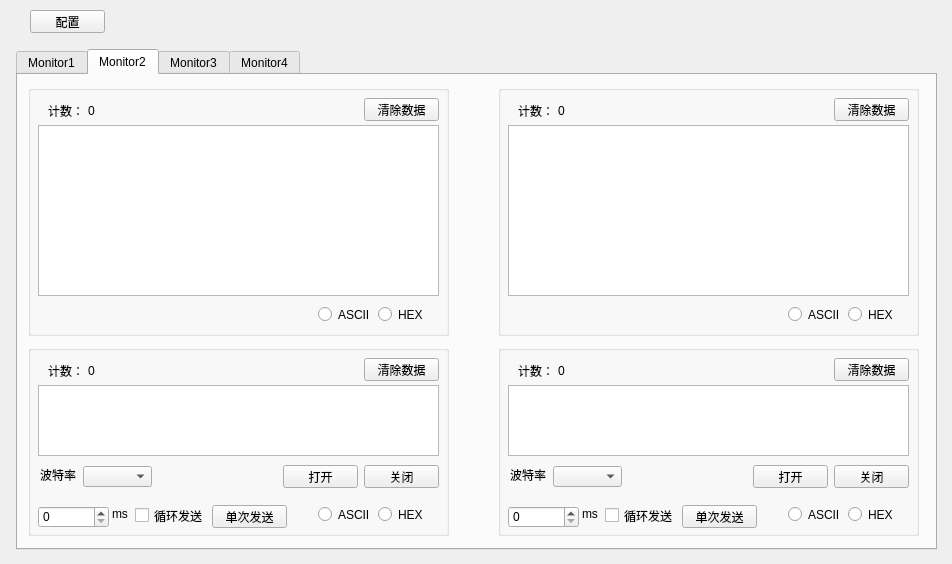
Above: mainwindow.ui from Mapleaph/comtest before the change. Below: the same form after it.
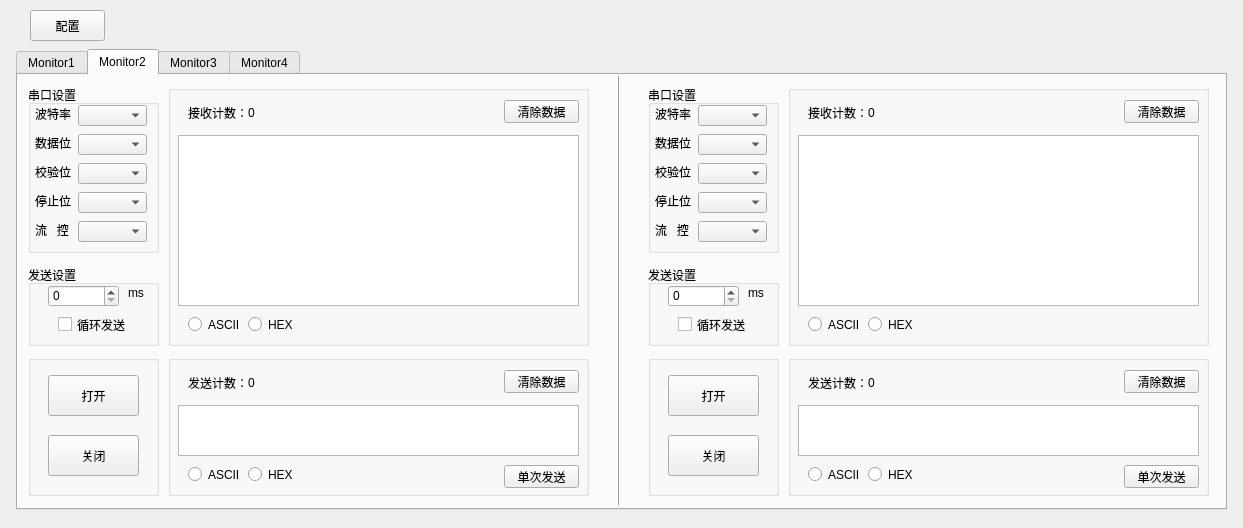
That is the form after the change. The open tabs and pages were chosen to show the change.

Commit message: change to a new ui to add more configurations, as release v2.0

The edit to the form file:
```diff
--- a/mainwindow.ui
+++ b/mainwindow.ui
@@ -6,20 +6,20 @@
    <rect>
     <x>0</x>
     <y>0</y>
-    <width>952</width>
-    <height>564</height>
+    <width>1243</width>
+    <height>528</height>
    </rect>
   </property>
   <property name="minimumSize">
    <size>
-    <width>952</width>
-    <height>564</height>
+    <width>1243</width>
+    <height>528</height>
    </size>
   </property>
   <property name="maximumSize">
    <size>
-    <width>952</width>
-    <height>564</height>
+    <width>1243</width>
+    <height>528</height>
    </size>
   </property>
   <property name="windowTitle">
@@ -32,7 +32,7 @@
       <x>30</x>
       <y>10</y>
       <width>75</width>
-      <height>23</height>
+      <height>31</height>
      </rect>
     </property>
     <property name="text">
@@ -44,8 +44,8 @@
      <rect>
       <x>16</x>
       <y>49</y>
-      <width>921</width>
-      <height>501</height>
+      <width>1211</width>
+      <height>461</height>
      </rect>
     </property>
     <property name="currentIndex">
@@ -653,10 +653,10 @@
      <widget class="QGroupBox" name="groupBox_31">
       <property name="geometry">
        <rect>
-        <x>10</x>
+        <x>150</x>
         <y>10</y>
         <width>421</width>
-        <height>251</height>
+        <height>261</height>
        </rect>
       </property>
       <property name="title">
@@ -666,7 +666,7 @@
        <property name="geometry">
         <rect>
          <x>10</x>
-         <y>40</y>
+         <y>50</y>
          <width>401</width>
          <height>171</height>
         </rect>
@@ -682,7 +682,7 @@
        <property name="geometry">
         <rect>
          <x>336</x>
-         <y>13</y>
+         <y>15</y>
          <width>75</width>
          <height>23</height>
         </rect>
@@ -695,20 +695,20 @@
        <property name="geometry">
         <rect>
          <x>20</x>
-         <y>18</y>
-         <width>41</width>
+         <y>20</y>
+         <width>61</width>
          <height>16</height>
         </rect>
        </property>
        <property name="text">
-        <string>计数：</string>
+        <string>接收计数：</string>
        </property>
       </widget>
       <widget class="QLabel" name="label_cnt_31">
        <property name="geometry">
         <rect>
-         <x>60</x>
-         <y>18</y>
+         <x>80</x>
+         <y>20</y>
          <width>211</width>
          <height>16</height>
         </rect>
@@ -720,8 +720,8 @@
       <widget class="QRadioButton" name="radio_ascii_31">
        <property name="geometry">
         <rect>
-         <x>290</x>
-         <y>220</y>
+         <x>20</x>
+         <y>230</y>
          <width>51</width>
          <height>19</height>
         </rect>
@@ -736,8 +736,8 @@
       <widget class="QRadioButton" name="radio_hex_31">
        <property name="geometry">
         <rect>
-         <x>350</x>
-         <y>220</y>
+         <x>80</x>
+         <y>230</y>
          <width>51</width>
          <height>19</height>
         </rect>
@@ -753,10 +753,10 @@
      <widget class="QGroupBox" name="groupBox_32">
       <property name="geometry">
        <rect>
-        <x>10</x>
-        <y>270</y>
+        <x>150</x>
+        <y>280</y>
         <width>421</width>
-        <height>191</height>
+        <height>141</height>
        </rect>
       </property>
       <property name="title">
@@ -766,85 +766,33 @@
        <property name="geometry">
         <rect>
          <x>10</x>
-         <y>40</y>
+         <y>50</y>
          <width>401</width>
-         <height>71</height>
+         <height>51</height>
         </rect>
        </property>
        <property name="readOnly">
         <bool>false</bool>
        </property>
       </widget>
-      <widget class="QPushButton" name="btn_open_3">
-       <property name="geometry">
-        <rect>
-         <x>255</x>
-         <y>120</y>
-         <width>75</width>
-         <height>23</height>
-        </rect>
-       </property>
-       <property name="text">
-        <string>打开</string>
-       </property>
-      </widget>
       <widget class="QPushButton" name="btn_send_3">
        <property name="geometry">
         <rect>
-         <x>184</x>
-         <y>160</y>
-         <width>75</width>
-         <height>23</height>
-        </rect>
-       </property>
-       <property name="text">
-        <string>单次发送</string>
-       </property>
-      </widget>
-      <widget class="QCheckBox" name="checkBox_32">
-       <property name="geometry">
-        <rect>
-         <x>107</x>
-         <y>161</y>
-         <width>71</width>
-         <height>19</height>
-        </rect>
-       </property>
-       <property name="text">
-        <string>循环发送</string>
-       </property>
-      </widget>
-      <widget class="QLabel" name="label_34">
-       <property name="geometry">
-        <rect>
-         <x>84</x>
-         <y>161</y>
-         <width>21</width>
-         <height>16</height>
-        </rect>
-       </property>
-       <property name="text">
-        <string>ms</string>
-       </property>
-      </widget>
-      <widget class="QPushButton" name="btn_close_3">
-       <property name="geometry">
-        <rect>
          <x>336</x>
-         <y>120</y>
+         <y>110</y>
          <width>75</width>
          <height>23</height>
         </rect>
        </property>
        <property name="text">
-        <string>关闭</string>
+        <string>单次发送</string>
        </property>
       </widget>
       <widget class="QPushButton" name="btn_clr_32">
        <property name="geometry">
         <rect>
          <x>336</x>
-         <y>13</y>
+         <y>15</y>
          <width>75</width>
          <height>23</height>
         </rect>
@@ -853,57 +801,24 @@
         <string>清除数据</string>
        </property>
       </widget>
-      <widget class="QSpinBox" name="spinBox_31">
-       <property name="geometry">
-        <rect>
-         <x>10</x>
-         <y>161</y>
-         <width>71</width>
-         <height>22</height>
-        </rect>
-       </property>
-      </widget>
-      <widget class="QComboBox" name="comboBox_31">
-       <property name="geometry">
-        <rect>
-         <x>55</x>
-         <y>121</y>
-         <width>69</width>
-         <height>21</height>
-        </rect>
-       </property>
-      </widget>
-      <widget class="QLabel" name="label_33">
-       <property name="geometry">
-        <rect>
-         <x>12</x>
-         <y>122</y>
-         <width>41</width>
-         <height>16</height>
-        </rect>
-       </property>
-       <property name="text">
-        <string>波特率</string>
-       </property>
-      </widget>
       <widget class="QLabel" name="label_32">
        <property name="geometry">
         <rect>
          <x>20</x>
-         <y>18</y>
-         <width>41</width>
+         <y>20</y>
+         <width>61</width>
          <height>16</height>
         </rect>
        </property>
        <property name="text">
-        <string>计数：</string>
+        <string>发送计数：</string>
        </property>
       </widget>
       <widget class="QLabel" name="label_cnt_32">
        <property name="geometry">
         <rect>
-         <x>60</x>
-         <y>18</y>
+         <x>80</x>
+         <y>20</y>
          <width>211</width>
          <height>16</height>
         </rect>
@@ -915,8 +830,8 @@
       <widget class="QRadioButton" name="radio_hex_32">
        <property name="geometry">
         <rect>
-         <x>350</x>
-         <y>160</y>
+         <x>80</x>
+         <y>110</y>
          <width>51</width>
          <height>19</height>
         </rect>
@@ -931,8 +846,8 @@
       <widget class="QRadioButton" name="radio_ascii_32">
        <property name="geometry">
         <rect>
-         <x>290</x>
-         <y>160</y>
+         <x>20</x>
+         <y>110</y>
          <width>51</width>
          <height>19</height>
         </rect>
@@ -948,10 +863,10 @@
      <widget class="QGroupBox" name="groupBox_41">
       <property name="geometry">
        <rect>
-        <x>480</x>
+        <x>770</x>
         <y>10</y>
         <width>421</width>
-        <height>251</height>
+        <height>261</height>
        </rect>
       </property>
       <property name="title">
@@ -961,7 +876,7 @@
        <property name="geometry">
         <rect>
          <x>10</x>
-         <y>40</y>
+         <y>50</y>
          <width>401</width>
          <height>171</height>
         </rect>
@@ -977,7 +892,7 @@
        <property name="geometry">
         <rect>
          <x>336</x>
-         <y>13</y>
+         <y>15</y>
          <width>75</width>
          <height>23</height>
         </rect>
@@ -990,20 +905,20 @@
        <property name="geometry">
         <rect>
          <x>20</x>
-         <y>18</y>
-         <width>41</width>
+         <y>20</y>
+         <width>61</width>
          <height>16</height>
         </rect>
        </property>
        <property name="text">
-        <string>计数：</string>
+        <string>接收计数：</string>
        </property>
       </widget>
       <widget class="QLabel" name="label_cnt_41">
        <property name="geometry">
         <rect>
-         <x>60</x>
-         <y>18</y>
+         <x>80</x>
+         <y>20</y>
          <width>211</width>
          <height>16</height>
         </rect>
@@ -1015,8 +930,8 @@
       <widget class="QRadioButton" name="radio_hex_41">
        <property name="geometry">
         <rect>
-         <x>350</x>
-         <y>220</y>
+         <x>80</x>
+         <y>230</y>
          <width>51</width>
          <height>19</height>
         </rect>
@@ -1031,8 +946,8 @@
       <widget class="QRadioButton" name="radio_ascii_41">
        <property name="geometry">
         <rect>
-         <x>290</x>
-         <y>220</y>
+         <x>20</x>
+         <y>230</y>
          <width>51</width>
          <height>19</height>
         </rect>
@@ -1048,10 +963,10 @@
      <widget class="QGroupBox" name="groupBox_42">
       <property name="geometry">
        <rect>
-        <x>480</x>
-        <y>270</y>
+        <x>770</x>
+        <y>280</y>
         <width>421</width>
-        <height>191</height>
+        <height>141</height>
        </rect>
       </property>
       <property name="title">
@@ -1061,85 +976,33 @@
        <property name="geometry">
         <rect>
          <x>10</x>
-         <y>40</y>
+         <y>50</y>
          <width>401</width>
-         <height>71</height>
+         <height>51</height>
         </rect>
        </property>
        <property name="readOnly">
         <bool>false</bool>
        </property>
       </widget>
-      <widget class="QPushButton" name="btn_open_4">
-       <property name="geometry">
-        <rect>
-         <x>255</x>
-         <y>120</y>
-         <width>75</width>
-         <height>23</height>
-        </rect>
-       </property>
-       <property name="text">
-        <string>打开</string>
-       </property>
-      </widget>
       <widget class="QPushButton" name="btn_send_4">
        <property name="geometry">
         <rect>
-         <x>184</x>
-         <y>160</y>
-         <width>75</width>
-         <height>23</height>
-        </rect>
-       </property>
-       <property name="text">
-        <string>单次发送</string>
-       </property>
-      </widget>
-      <widget class="QCheckBox" name="checkBox_42">
-       <property name="geometry">
-        <rect>
-         <x>107</x>
-         <y>161</y>
-         <width>71</width>
-         <height>19</height>
-        </rect>
-       </property>
-       <property name="text">
-        <string>循环发送</string>
-       </property>
-      </widget>
-      <widget class="QLabel" name="label_44">
-       <property name="geometry">
-        <rect>
-         <x>84</x>
-         <y>161</y>
-         <width>21</width>
-         <height>16</height>
-        </rect>
-       </property>
-       <property name="text">
-        <string>ms</string>
-       </property>
-      </widget>
-      <widget class="QPushButton" name="btn_close_4">
-       <property name="geometry">
-        <rect>
          <x>336</x>
-         <y>120</y>
+         <y>110</y>
          <width>75</width>
          <height>23</height>
         </rect>
        </property>
        <property name="text">
-        <string>关闭</string>
+        <string>单次发送</string>
        </property>
       </widget>
       <widget class="QPushButton" name="btn_clr_42">
        <property name="geometry">
         <rect>
          <x>336</x>
-         <y>13</y>
+         <y>15</y>
          <width>75</width>
          <height>23</height>
         </rect>
@@ -1148,57 +1011,24 @@
         <string>清除数据</string>
        </property>
       </widget>
-      <widget class="QSpinBox" name="spinBox_41">
-       <property name="geometry">
-        <rect>
-         <x>10</x>
-         <y>161</y>
-         <width>71</width>
-         <height>22</height>
-        </rect>
-       </property>
-      </widget>
-      <widget class="QComboBox" name="comboBox_41">
-       <property name="geometry">
-        <rect>
-         <x>55</x>
-         <y>121</y>
-         <width>69</width>
-         <height>21</height>
-        </rect>
-       </property>
-      </widget>
-      <widget class="QLabel" name="label_43">
-       <property name="geometry">
-        <rect>
-         <x>12</x>
-         <y>122</y>
-         <width>41</width>
-         <height>16</height>
-        </rect>
-       </property>
-       <property name="text">
-        <string>波特率</string>
-       </property>
-      </widget>
       <widget class="QLabel" name="label_42">
        <property name="geometry">
         <rect>
          <x>20</x>
-         <y>18</y>
-         <width>41</width>
+         <y>20</y>
+         <width>61</width>
          <height>16</height>
         </rect>
        </property>
        <property name="text">
-        <string>计数：</string>
+        <string>发送计数：</string>
        </property>
       </widget>
       <widget class="QLabel" name="label_cnt_42">
        <property name="geometry">
         <rect>
-         <x>60</x>
-         <y>18</y>
+         <x>80</x>
+         <y>20</y>
          <width>211</width>
          <height>16</height>
         </rect>
@@ -1210,8 +1040,8 @@
       <widget class="QRadioButton" name="radio_hex_42">
        <property name="geometry">
         <rect>
-         <x>350</x>
-         <y>160</y>
+         <x>80</x>
+         <y>110</y>
          <width>51</width>
          <height>19</height>
         </rect>
@@ -1226,8 +1056,8 @@
       <widget class="QRadioButton" name="radio_ascii_42">
        <property name="geometry">
         <rect>
-         <x>290</x>
-         <y>160</y>
+         <x>20</x>
+         <y>110</y>
          <width>51</width>
          <height>19</height>
         </rect>
@@ -1240,6 +1070,460 @@
        </attribute>
       </widget>
      </widget>
+     <widget class="QFrame" name="frame_2">
+      <property name="geometry">
+       <rect>
+        <x>590</x>
+        <y>0</y>
+        <width>20</width>
+        <height>431</height>
+       </rect>
+      </property>
+      <property name="frameShape">
+       <enum>QFrame::VLine</enum>
+      </property>
+      <property name="frameShadow">
+       <enum>QFrame::Raised</enum>
+      </property>
+      <property name="lineWidth">
+       <number>1</number>
+      </property>
+      <property name="midLineWidth">
+       <number>0</number>
+      </property>
+     </widget>
+     <widget class="QGroupBox" name="groupBox_35">
+      <property name="geometry">
+       <rect>
+        <x>10</x>
+        <y>280</y>
+        <width>131</width>
+        <height>141</height>
+       </rect>
+      </property>
+      <property name="title">
+       <string/>
+      </property>
+      <widget class="QPushButton" name="btn_open_3">
+       <property name="geometry">
+        <rect>
+         <x>20</x>
+         <y>20</y>
+         <width>91</width>
+         <height>41</height>
+        </rect>
+       </property>
+       <property name="text">
+        <string>打开</string>
+       </property>
+      </widget>
+      <widget class="QPushButton" name="btn_close_3">
+       <property name="geometry">
+        <rect>
+         <x>20</x>
+         <y>80</y>
+         <width>91</width>
+         <height>41</height>
+        </rect>
+       </property>
+       <property name="text">
+        <string>关闭</string>
+       </property>
+      </widget>
+     </widget>
+     <widget class="QGroupBox" name="groupBox_45">
+      <property name="geometry">
+       <rect>
+        <x>630</x>
+        <y>280</y>
+        <width>131</width>
+        <height>141</height>
+       </rect>
+      </property>
+      <property name="title">
+       <string/>
+      </property>
+      <widget class="QPushButton" name="btn_open_4">
+       <property name="geometry">
+        <rect>
+         <x>20</x>
+         <y>20</y>
+         <width>91</width>
+         <height>41</height>
+        </rect>
+       </property>
+       <property name="text">
+        <string>打开</string>
+       </property>
+      </widget>
+      <widget class="QPushButton" name="btn_close_4">
+       <property name="geometry">
+        <rect>
+         <x>20</x>
+         <y>80</y>
+         <width>91</width>
+         <height>41</height>
+        </rect>
+       </property>
+       <property name="text">
+        <string>关闭</string>
+       </property>
+      </widget>
+     </widget>
+     <widget class="QGroupBox" name="groupBox_34">
+      <property name="geometry">
+       <rect>
+        <x>10</x>
+        <y>190</y>
+        <width>131</width>
+        <height>81</height>
+       </rect>
+      </property>
+      <property name="title">
+       <string>发送设置</string>
+      </property>
+      <widget class="QLabel" name="label_34">
+       <property name="geometry">
+        <rect>
+         <x>100</x>
+         <y>20</y>
+         <width>21</width>
+         <height>16</height>
+        </rect>
+       </property>
+       <property name="text">
+        <string>ms</string>
+       </property>
+      </widget>
+      <widget class="QSpinBox" name="spinBox_31">
+       <property name="geometry">
+        <rect>
+         <x>20</x>
+         <y>20</y>
+         <width>71</width>
+         <height>22</height>
+        </rect>
+       </property>
+      </widget>
+      <widget class="QCheckBox" name="checkBox_32">
+       <property name="geometry">
+        <rect>
+         <x>30</x>
+         <y>50</y>
+         <width>71</width>
+         <height>19</height>
+        </rect>
+       </property>
+       <property name="text">
+        <string>循环发送</string>
+       </property>
+      </widget>
+     </widget>
+     <widget class="QGroupBox" name="groupBox_44">
+      <property name="geometry">
+       <rect>
+        <x>630</x>
+        <y>190</y>
+        <width>131</width>
+        <height>81</height>
+       </rect>
+      </property>
+      <property name="title">
+       <string>发送设置</string>
+      </property>
+      <widget class="QLabel" name="label_44">
+       <property name="geometry">
+        <rect>
+         <x>100</x>
+         <y>20</y>
+         <width>21</width>
+         <height>16</height>
+        </rect>
+       </property>
+       <property name="text">
+        <string>ms</string>
+       </property>
+      </widget>
+      <widget class="QSpinBox" name="spinBox_41">
+       <property name="geometry">
+        <rect>
+         <x>20</x>
+         <y>20</y>
+         <width>71</width>
+         <height>22</height>
+        </rect>
+       </property>
+      </widget>
+      <widget class="QCheckBox" name="checkBox_42">
+       <property name="geometry">
+        <rect>
+         <x>30</x>
+         <y>50</y>
+         <width>71</width>
+         <height>19</height>
+        </rect>
+       </property>
+       <property name="text">
+        <string>循环发送</string>
+       </property>
+      </widget>
+     </widget>
+     <widget class="QGroupBox" name="groupBox_33">
+      <property name="geometry">
+       <rect>
+        <x>10</x>
+        <y>10</y>
+        <width>131</width>
+        <height>168</height>
+       </rect>
+      </property>
+      <property name="title">
+       <string>串口设置</string>
+      </property>
+      <widget class="QComboBox" name="comboBox_31">
+       <property name="geometry">
+        <rect>
+         <x>50</x>
+         <y>20</y>
+         <width>69</width>
+         <height>21</height>
+        </rect>
+       </property>
+      </widget>
+      <widget class="QLabel" name="label_35">
+       <property name="geometry">
+        <rect>
+         <x>7</x>
+         <y>50</y>
+         <width>41</width>
+         <height>16</height>
+        </rect>
+       </property>
+       <property name="text">
+        <string>数据位</string>
+       </property>
+      </widget>
+      <widget class="QComboBox" name="comboBox_33">
+       <property name="geometry">
+        <rect>
+         <x>50</x>
+         <y>78</y>
+         <width>69</width>
+         <height>21</height>
+        </rect>
+       </property>
+      </widget>
+      <widget class="QComboBox" name="comboBox_35">
+       <property name="geometry">
+        <rect>
+         <x>50</x>
+         <y>136</y>
+         <width>69</width>
+         <height>21</height>
+        </rect>
+       </property>
+      </widget>
+      <widget class="QLabel" name="label_33">
+       <property name="geometry">
+        <rect>
+         <x>7</x>
+         <y>21</y>
+         <width>41</width>
+         <height>16</height>
+        </rect>
+       </property>
+       <property name="text">
+        <string>波特率</string>
+       </property>
+      </widget>
+      <widget class="QLabel" name="label_38">
+       <property name="geometry">
+        <rect>
+         <x>7</x>
+         <y>137</y>
+         <width>41</width>
+         <height>16</height>
+        </rect>
+       </property>
+       <property name="text">
+        <string>流   控</string>
+       </property>
+      </widget>
+      <widget class="QLabel" name="label_37">
+       <property name="geometry">
+        <rect>
+         <x>7</x>
+         <y>108</y>
+         <width>41</width>
+         <height>16</height>
+        </rect>
+       </property>
+       <property name="text">
+        <string>停止位</string>
+       </property>
+      </widget>
+      <widget class="QComboBox" name="comboBox_34">
+       <property name="geometry">
+        <rect>
+         <x>50</x>
+         <y>107</y>
+         <width>69</width>
+         <height>21</height>
+        </rect>
+       </property>
+      </widget>
+      <widget class="QComboBox" name="comboBox_32">
+       <property name="geometry">
+        <rect>
+         <x>50</x>
+         <y>49</y>
+         <width>69</width>
+         <height>21</height>
+        </rect>
+       </property>
+      </widget>
+      <widget class="QLabel" name="label_36">
+       <property name="geometry">
+        <rect>
+         <x>7</x>
+         <y>79</y>
+         <width>41</width>
+         <height>16</height>
+        </rect>
+       </property>
+       <property name="text">
+        <string>校验位</string>
+       </property>
+      </widget>
+     </widget>
+     <widget class="QGroupBox" name="groupBox_43">
+      <property name="geometry">
+       <rect>
+        <x>630</x>
+        <y>10</y>
+        <width>131</width>
+        <height>168</height>
+       </rect>
+      </property>
+      <property name="title">
+       <string>串口设置</string>
+      </property>
+      <widget class="QComboBox" name="comboBox_41">
+       <property name="geometry">
+        <rect>
+         <x>50</x>
+         <y>20</y>
+         <width>69</width>
+         <height>21</height>
+        </rect>
+       </property>
+      </widget>
+      <widget class="QLabel" name="label_45">
+       <property name="geometry">
+        <rect>
+         <x>7</x>
+         <y>50</y>
+         <width>41</width>
+         <height>16</height>
+        </rect>
+       </property>
+       <property name="text">
+        <string>数据位</string>
+       </property>
+      </widget>
+      <widget class="QComboBox" name="comboBox_43">
+       <property name="geometry">
+        <rect>
+         <x>50</x>
+         <y>78</y>
+         <width>69</width>
+         <height>21</height>
+        </rect>
+       </property>
+      </widget>
+      <widget class="QComboBox" name="comboBox_45">
+       <property name="geometry">
+        <rect>
+         <x>50</x>
+         <y>136</y>
+         <width>69</width>
+         <height>21</height>
+        </rect>
+       </property>
+      </widget>
+      <widget class="QLabel" name="label_43">
+       <property name="geometry">
+        <rect>
+         <x>7</x>
+         <y>21</y>
+         <width>41</width>
+         <height>16</height>
+        </rect>
+       </property>
+       <property name="text">
+        <string>波特率</string>
+       </property>
+      </widget>
+      <widget class="QLabel" name="label_48">
+       <property name="geometry">
+        <rect>
+         <x>7</x>
+         <y>137</y>
+         <width>41</width>
+         <height>16</height>
+        </rect>
+       </property>
+       <property name="text">
+        <string>流   控</string>
+       </property>
+      </widget>
+      <widget class="QLabel" name="label_47">
+       <property name="geometry">
+        <rect>
+         <x>7</x>
+         <y>108</y>
+         <width>41</width>
+         <height>16</height>
+        </rect>
+       </property>
+       <property name="text">
+        <string>停止位</string>
+       </property>
+      </widget>
+      <widget class="QComboBox" name="comboBox_44">
+       <property name="geometry">
+        <rect>
+         <x>50</x>
+         <y>107</y>
+         <width>69</width>
+         <height>21</height>
+        </rect>
+       </property>
+      </widget>
+      <widget class="QComboBox" name="comboBox_42">
+       <property name="geometry">
+        <rect>
+         <x>50</x>
+         <y>49</y>
+         <width>69</width>
+         <height>21</height>
+        </rect>
+       </property>
+      </widget>
+      <widget class="QLabel" name="label_46">
+       <property name="geometry">
+        <rect>
+         <x>7</x>
+         <y>79</y>
+         <width>41</width>
+         <height>16</height>
+        </rect>
+       </property>
+       <property name="text">
+        <string>校验位</string>
+       </property>
+      </widget>
+     </widget>
     </widget>
     <widget class="QWidget" name="tab_3">
      <attribute name="title">
```
Left out of the diff: 2256 changed lines with no effect on the pictures. The commit also changes 6 other files.
